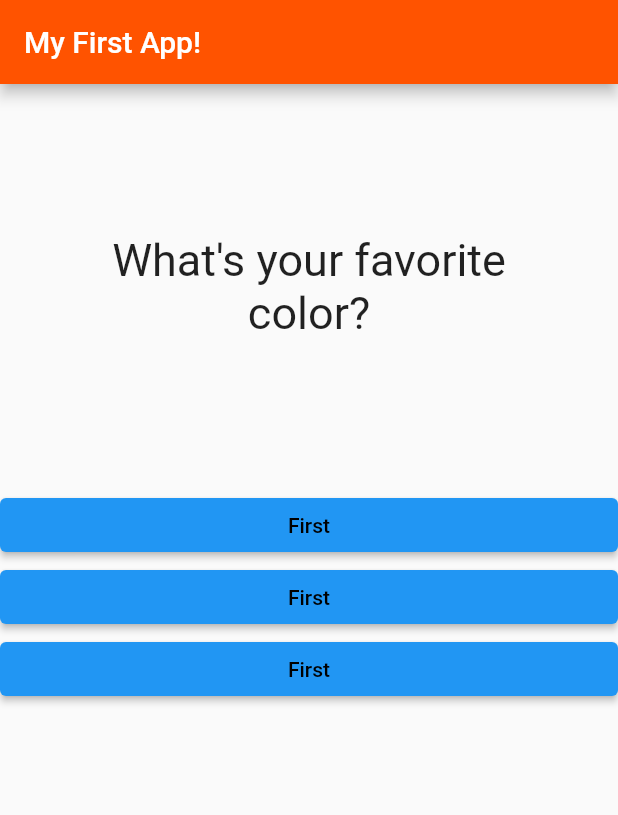
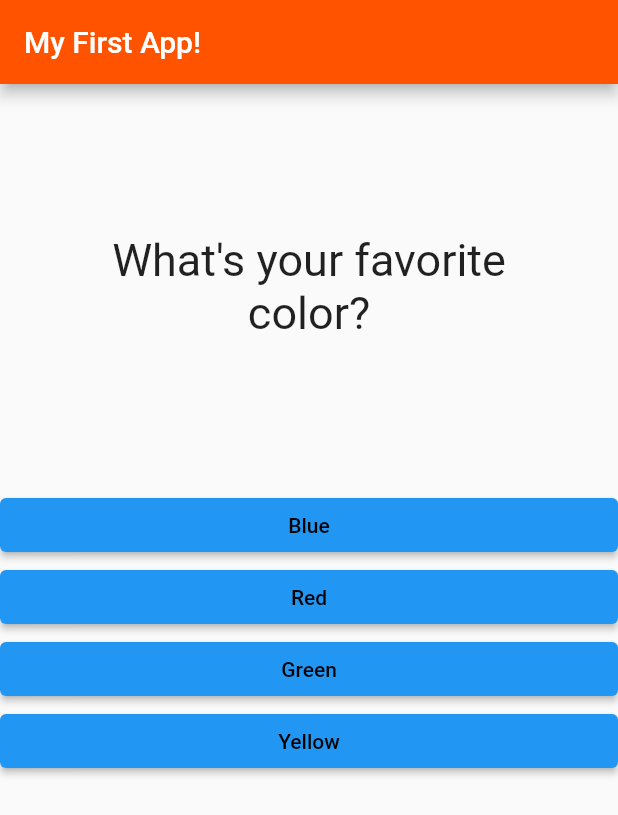
Before and after one commit to Kara-Zor-El/Flutter-Learning, a Flutter app: the screen it shows after launch, on a phone screen of 412 x 824 dp. Shown: the top 815 px of the screen. Run offline on Flutter 3.47's test engine with Material 2 defaults, Android fonts, the phone set to English and light mode, and no system bars.

Commit message:
Added possible answers to questions map

```diff
--- a/flutter_learning1/lib/answer.dart
+++ b/flutter_learning1/lib/answer.dart
@@ -2,8 +2,8 @@ import 'package:flutter/material.dart';
 
 class Answer extends StatelessWidget {
   final Function onClick;
-
-  const Answer(this.onClick);
+  final String answerText;
+  const Answer(this.onClick, this.answerText);
 
   @override
   Widget build(BuildContext context) {
@@ -14,7 +14,7 @@ class Answer extends StatelessWidget {
           foregroundColor: Colors.blueAccent,
         ),
         child: Text(
-          'First',
+          answerText,
           style: TextStyle(color: Colors.black),
         ),
         onPressed: () => onClick(),
--- a/flutter_learning1/lib/main.dart
+++ b/flutter_learning1/lib/main.dart
@@ -1,4 +1,6 @@
 // ignore_for_file: prefer_const_constructors
+
+import 'dart:math';
 
 import 'package:flutter/material.dart';
 import './question.dart';
@@ -28,8 +30,18 @@ class _MyAppState extends State<MyApp> {
   @override
   Widget build(BuildContext context) {
     var questions = [
-      'What\'s your favorite color?',
-      'What\'s your favorite animal?',
+      {
+        'questionText': 'What\'s your favorite color?',
+        'answers': ['Blue', 'Red', 'Green', 'Yellow']
+      },
+      {
+        'questionText': 'What\'s your favorite animal?',
+        'answers': ['Tiger', 'Dog', 'Cat', 'Elephant', 'Monkey']
+      },
+      {
+        'questionText': 'Who\'s your favorite programmer?',
+        'answers': ['Parsa', 'Parsa', 'Parsa']
+      },
     ];
     return MaterialApp(
       debugShowCheckedModeBanner: false,
@@ -41,11 +53,11 @@ class _MyAppState extends State<MyApp> {
         body: Column(
           children: [
             Question(
-              questions[_qIndex],
+              questions[_qIndex]['questionText'].toString(),
             ),
-            Answer(_answerQuestion),
-            Answer(_answerQuestion),
-            Answer(_answerQuestion),
+            ...(questions[_qIndex]['answers'] as List<String>).map((answer) {
+              return Answer(_answerQuestion, answer);
+            }).toList()
           ],
         ),
       ),
```
